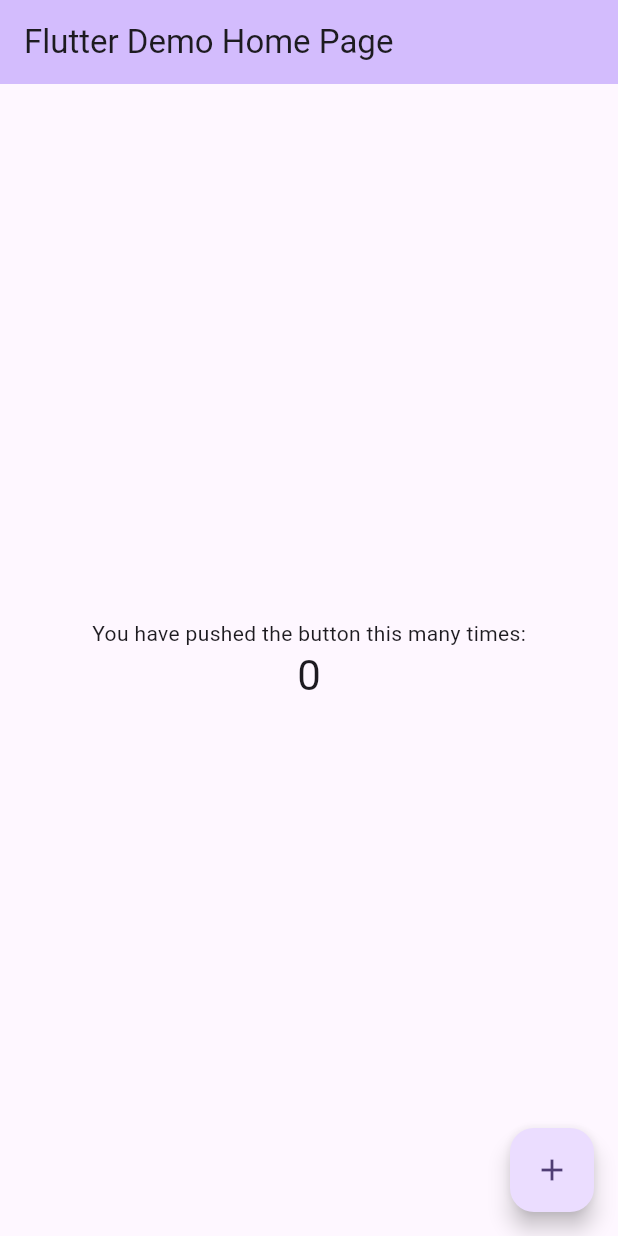
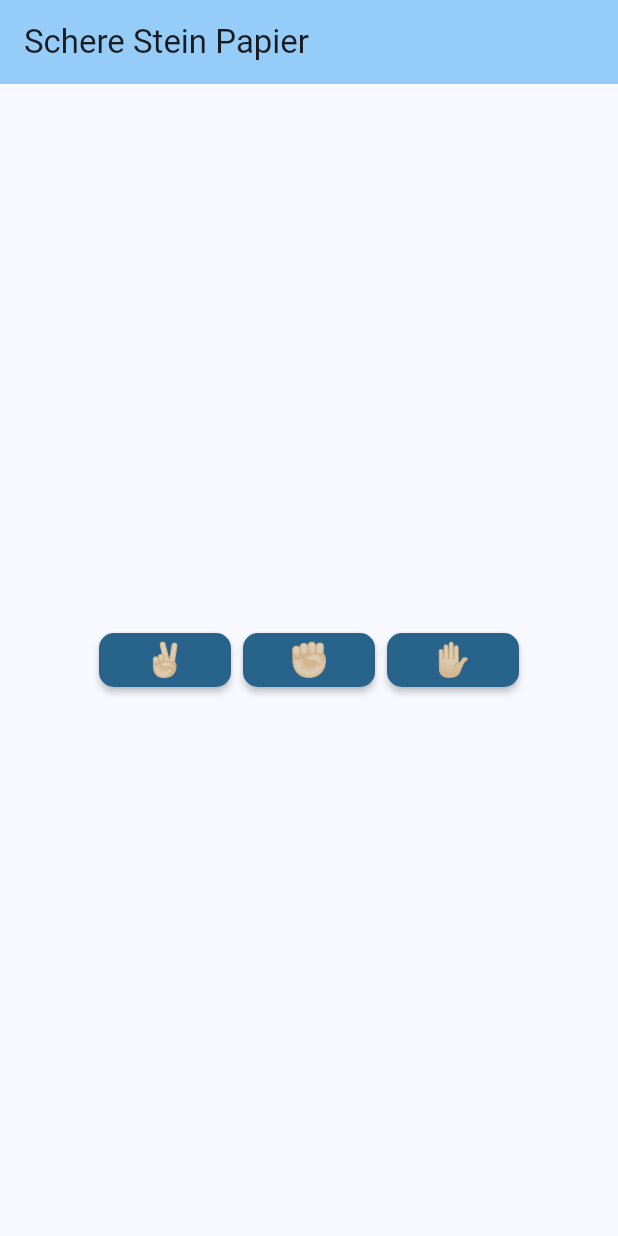
Before and after one commit to FabzAn/schere_stein_papier, a Flutter app: the screen it shows after launch, on a phone screen of 412 x 824 dp. Run offline on Flutter 3.47's test engine with Material 3 defaults, Android fonts, the phone set to English and light mode, and no system bars.

Commit message:
Add action buttons
Used some arbitrary styles. Wiring up will happen later.

```diff
--- /dev/null
+++ b/lib/action_selection.dart
@@ -0,0 +1,51 @@
+import 'package:flutter/material.dart';
+
+class ActionSelection extends StatelessWidget {
+  final VoidCallback onScherePressed;
+  final VoidCallback onSteinPressed;
+  final VoidCallback onPapierPressed;
+
+  const ActionSelection(
+      {super.key,
+      required this.onScherePressed,
+      required this.onSteinPressed,
+      required this.onPapierPressed});
+
+  @override
+  Widget build(BuildContext context) {
+    return OverflowBar(spacing: 8, children: [
+      ActionButton(
+        text: "✌️🏻",
+        onPressed: onScherePressed,
+      ),
+      ActionButton(
+        text: "✊🏻",
+        onPressed: onSteinPressed,
+      ),
+      ActionButton(
+        text: "✋🏻",
+        onPressed: onPapierPressed,
+      ),
+    ]);
+  }
+}
+
+class ActionButton extends StatelessWidget {
+  final String text;
+  final VoidCallback onPressed;
+
+  const ActionButton({super.key, required this.text, required this.onPressed});
+
+  @override
+  Widget build(BuildContext context) {
+    return MaterialButton(
+      color: Theme.of(context).colorScheme.primary,
+      shape: RoundedRectangleBorder(borderRadius: BorderRadius.circular(10)),
+      onPressed: onPressed,
+      child: Text(
+        text,
+        style: const TextStyle(fontSize: 22),
+      ),
+    );
+  }
+}
--- a/lib/main.dart
+++ b/lib/main.dart
@@ -1,125 +1,45 @@
 import 'package:flutter/material.dart';
+import 'package:schere_stein_papier/action_selection.dart';
 
 void main() {
-  runApp(const MyApp());
+  runApp(const App());
 }
 
-class MyApp extends StatelessWidget {
-  const MyApp({super.key});
+class App extends StatelessWidget {
+  const App({super.key});
 
-  // This widget is the root of your application.
   @override
   Widget build(BuildContext context) {
     return MaterialApp(
       title: 'Flutter Demo',
       theme: ThemeData(
-        // This is the theme of your application.
-        //
-        // TRY THIS: Try running your application with "flutter run". You'll see
-        // the application has a purple toolbar. Then, without quitting the app,
-        // try changing the seedColor in the colorScheme below to Colors.green
-        // and then invoke "hot reload" (save your changes or press the "hot
-        // reload" button in a Flutter-supported IDE, or press "r" if you used
-        // the command line to start the app).
-        //
-        // Notice that the counter didn't reset back to zero; the application
-        // state is not lost during the reload. To reset the state, use hot
-        // restart instead.
-        //
-        // This works for code too, not just values: Most code changes can be
-        // tested with just a hot reload.
-        colorScheme: ColorScheme.fromSeed(seedColor: Colors.deepPurple),
+        colorScheme: ColorScheme.fromSeed(seedColor: Colors.lightBlue),
         useMaterial3: true,
       ),
-      home: const MyHomePage(title: 'Flutter Demo Home Page'),
+      home: const HomePage(title: 'Schere Stein Papier'),
     );
   }
 }
 
-class MyHomePage extends StatefulWidget {
-  const MyHomePage({super.key, required this.title});
-
-  // This widget is the home page of your application. It is stateful, meaning
-  // that it has a State object (defined below) that contains fields that affect
-  // how it looks.
-
-  // This class is the configuration for the state. It holds the values (in this
-  // case the title) provided by the parent (in this case the App widget) and
-  // used by the build method of the State. Fields in a Widget subclass are
-  // always marked "final".
-
+class HomePage extends StatelessWidget {
   final String title;
 
-  @override
-  State<MyHomePage> createState() => _MyHomePageState();
-}
-
-class _MyHomePageState extends State<MyHomePage> {
-  int _counter = 0;
-
-  void _incrementCounter() {
-    setState(() {
-      // This call to setState tells the Flutter framework that something has
-      // changed in this State, which causes it to rerun the build method below
-      // so that the display can reflect the updated values. If we changed
-      // _counter without calling setState(), then the build method would not be
-      // called again, and so nothing would appear to happen.
-      _counter++;
-    });
-  }
+  const HomePage({super.key, required this.title});
 
   @override
   Widget build(BuildContext context) {
-    // This method is rerun every time setState is called, for instance as done
-    // by the _incrementCounter method above.
-    //
-    // The Flutter framework has been optimized to make rerunning build methods
-    // fast, so that you can just rebuild anything that needs updating rather
-    // than having to individually change instances of widgets.
     return Scaffold(
       appBar: AppBar(
-        // TRY THIS: Try changing the color here to a specific color (to
-        // Colors.amber, perhaps?) and trigger a hot reload to see the AppBar
-        // change color while the other colors stay the same.
         backgroundColor: Theme.of(context).colorScheme.inversePrimary,
-        // Here we take the value from the MyHomePage object that was created by
-        // the App.build method, and use it to set our appbar title.
-        title: Text(widget.title),
+        title: Text(title),
       ),
       body: Center(
-        // Center is a layout widget. It takes a single child and positions it
-        // in the middle of the parent.
-        child: Column(
-          // Column is also a layout widget. It takes a list of children and
-          // arranges them vertically. By default, it sizes itself to fit its
-          // children horizontally, and tries to be as tall as its parent.
-          //
-          // Column has various properties to control how it sizes itself and
-          // how it positions its children. Here we use mainAxisAlignment to
-          // center the children vertically; the main axis here is the vertical
-          // axis because Columns are vertical (the cross axis would be
-          // horizontal).
-          //
-          // TRY THIS: Invoke "debug painting" (choose the "Toggle Debug Paint"
-          // action in the IDE, or press "p" in the console), to see the
-          // wireframe for each widget.
-          mainAxisAlignment: MainAxisAlignment.center,
-          children: <Widget>[
-            const Text(
-              'You have pushed the button this many times:',
-            ),
-            Text(
-              '$_counter',
-              style: Theme.of(context).textTheme.headlineMedium,
-            ),
-          ],
+        child: ActionSelection(
+          onScherePressed: () => print("test schere"),
+          onSteinPressed: () => print("test stein"),
+          onPapierPressed: () => print("test papier"),
         ),
       ),
-      floatingActionButton: FloatingActionButton(
-        onPressed: _incrementCounter,
-        tooltip: 'Increment',
-        child: const Icon(Icons.add),
-      ), // This trailing comma makes auto-formatting nicer for build methods.
     );
   }
 }
```
Also changed, not shown: 2 other files.
